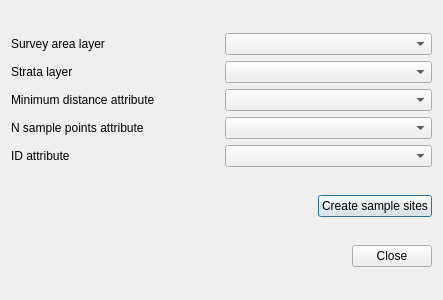
Qt form pointsurveydialogbase.ui (sourcepole/survey_design) before a commit.
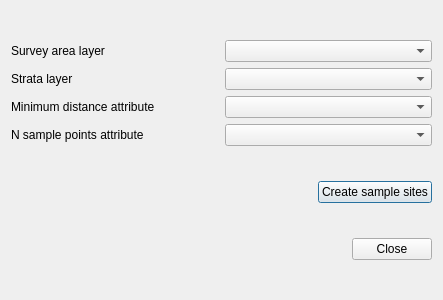
The same form after that commit.

Commit message: Remove obsolete combobox from point survey dialog

Patch:
```diff
--- a/pointsurveydialogbase.ui
+++ b/pointsurveydialogbase.ui
@@ -33,13 +33,6 @@
        </property>
       </widget>
      </item>
-     <item row="4" column="0">
-      <widget class="QLabel" name="mStrataIdAttributeLabel">
-       <property name="text">
-        <string>ID attribute</string>
-       </property>
-      </widget>
-     </item>
      <item row="0" column="1">
       <widget class="QComboBox" name="mSurveyAreaLayerComboBox"/>
      </item>
@@ -56,9 +49,6 @@
      <item row="3" column="1">
       <widget class="QComboBox" name="mNSamplePointsComboBox"/>
      </item>
-     <item row="4" column="1">
-      <widget class="QComboBox" name="mStrataIdAttributeComboBox"/>
-     </item>
      <item row="3" column="0">
       <widget class="QLabel" name="mNSamplePointsAttribute">
        <property name="text">
```
